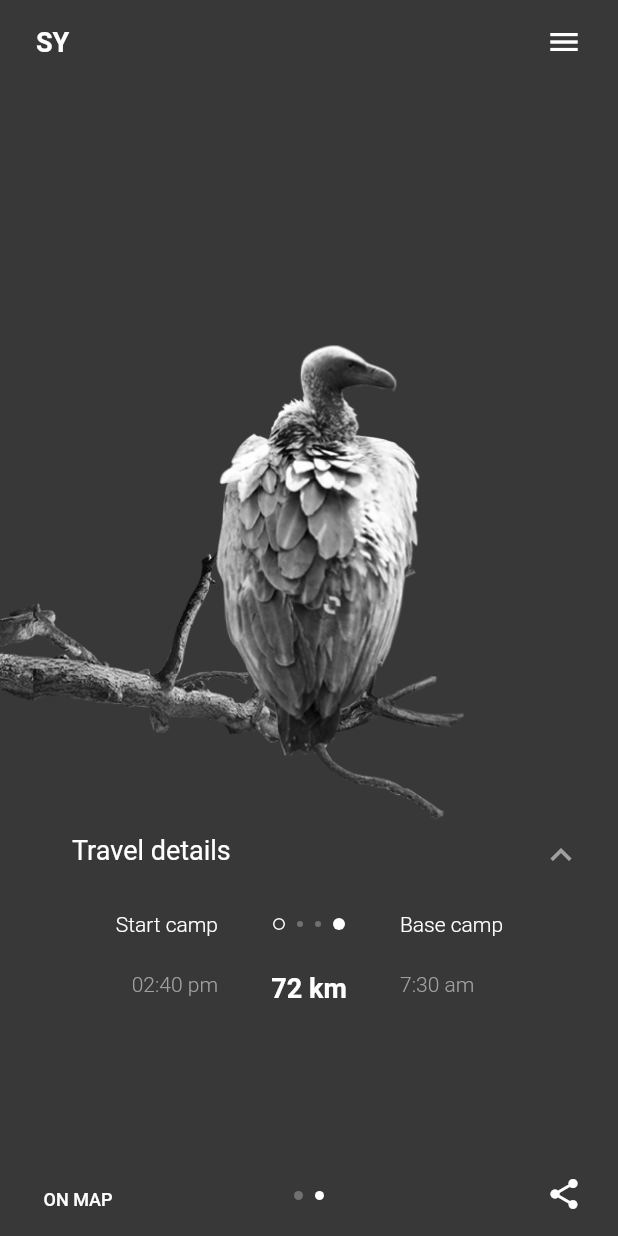
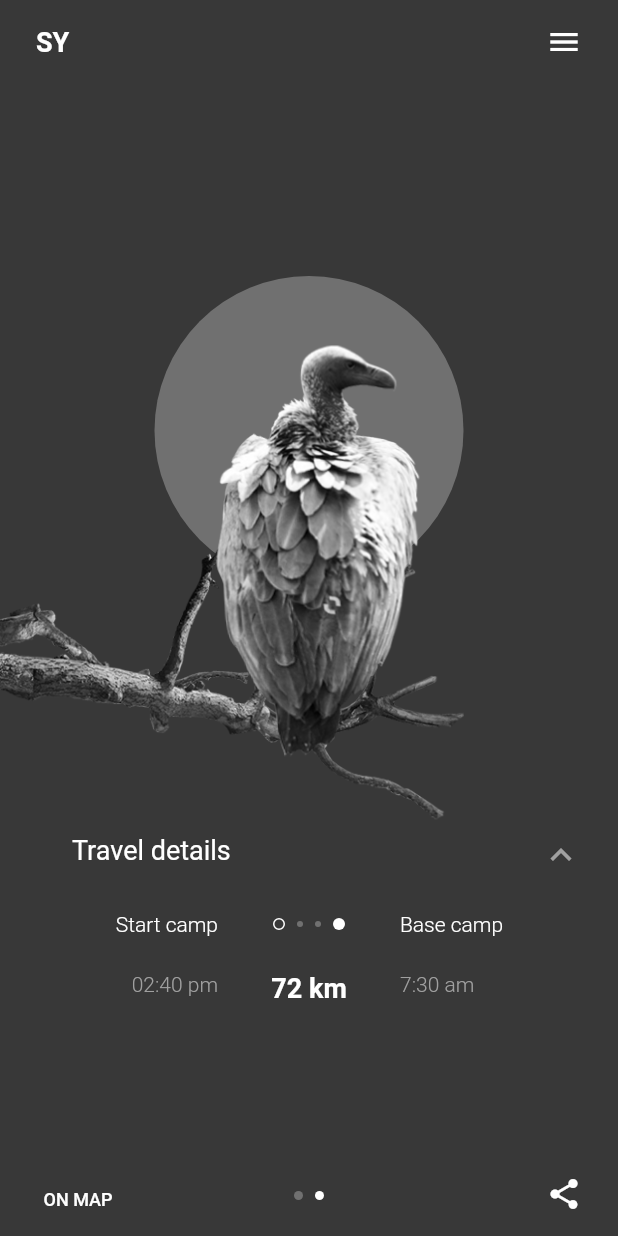
Before and after one commit to piotrek1543/SY_Expedition_UI_Challenge, a Flutter app: the screen it shows after launch, swiped to page 2, on a phone screen of 412 x 824 dp. Run offline on Flutter 3.47's test engine with Material 2 defaults, Android fonts, the phone set to English and light mode, and no system bars.

Commit message:
Update VultureCircle and VulturePage widgets children.

```diff
--- a/lib/main_page.dart
+++ b/lib/main_page.dart
@@ -192,7 +192,7 @@ class ShareButton extends StatelessWidget {
 class VulturePage extends StatelessWidget {
   @override
   Widget build(BuildContext context) {
-    return Container();
+    return Center(child: VultureCircle());
   }
 }
 
@@ -375,7 +375,21 @@ class DistanceLabel extends StatelessWidget {
 class VultureCircle extends StatelessWidget {
   @override
   Widget build(BuildContext context) {
-    return Container();
+    return Consumer<PageOffsetNotifier>(
+      builder: (context, notifier, child) {
+        double _multiplier = math.max(0, 4 * notifier.page - 3);
+        double size = MediaQuery.of(context).size.width / 2 * _multiplier;
+        return Container(
+          margin: EdgeInsets.only(bottom: 250),
+          decoration: BoxDecoration(
+            shape: BoxShape.circle,
+            color: lightGrey,
+          ),
+          width: size,
+          height: size,
+        );
+      },
+    );
   }
 }
 
```
